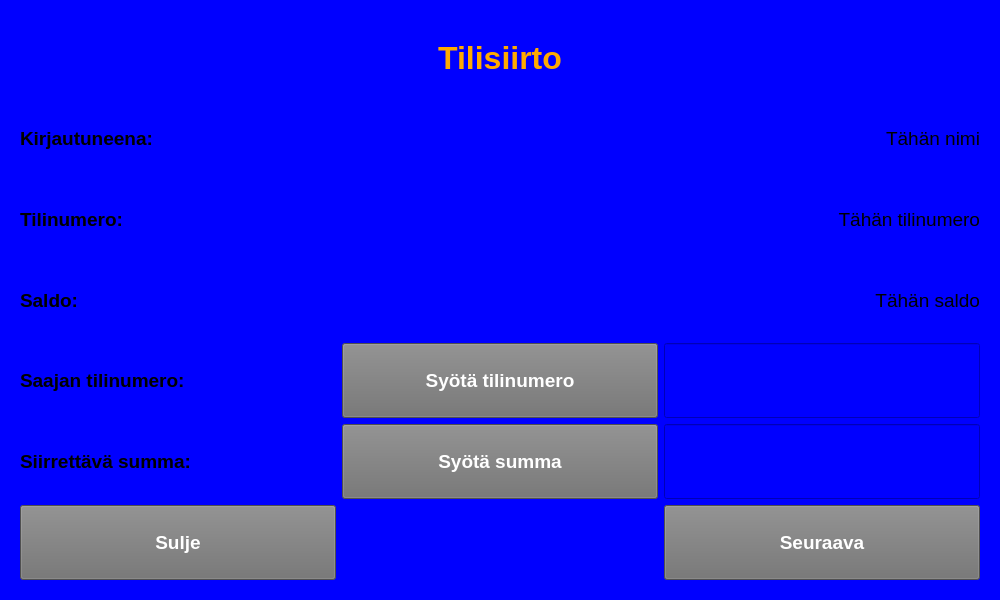
Qt form BankEXE/mainmenu.ui (Akllu/BankSimul) before a commit.
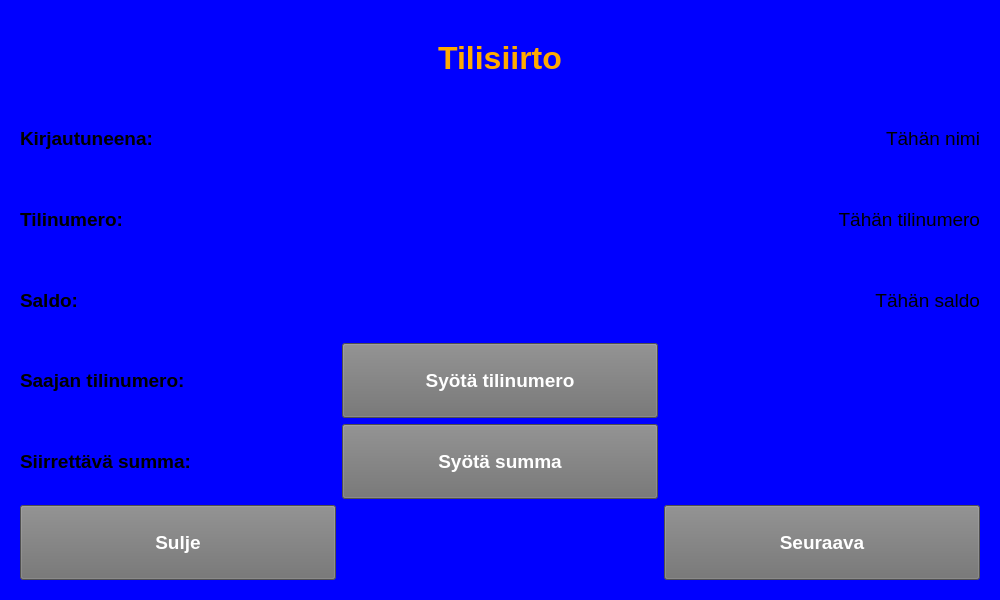
The same form after that commit. The open tabs and pages were chosen to show the change.

Commit message: Lisätty muun summan nostamisen toteutus

Diff of the .ui file:
```diff
--- a/BankEXE/mainmenu.ui
+++ b/BankEXE/mainmenu.ui
@@ -2245,7 +2245,10 @@
             <string notr="true">color: rgb(255, 255, 255);</string>
            </property>
            <property name="frame">
-            <bool>true</bool>
+            <bool>false</bool>
+           </property>
+           <property name="alignment">
+            <set>Qt::AlignRight|Qt::AlignTrailing|Qt::AlignVCenter</set>
            </property>
           </widget>
          </item>
@@ -2265,6 +2268,12 @@
            <property name="styleSheet">
             <string notr="true">color: rgb(255, 255, 255);</string>
            </property>
+           <property name="frame">
+            <bool>false</bool>
+           </property>
+           <property name="alignment">
+            <set>Qt::AlignRight|Qt::AlignTrailing|Qt::AlignVCenter</set>
+           </property>
           </widget>
          </item>
         </layout>
```
The commit also changes 2 other files.
